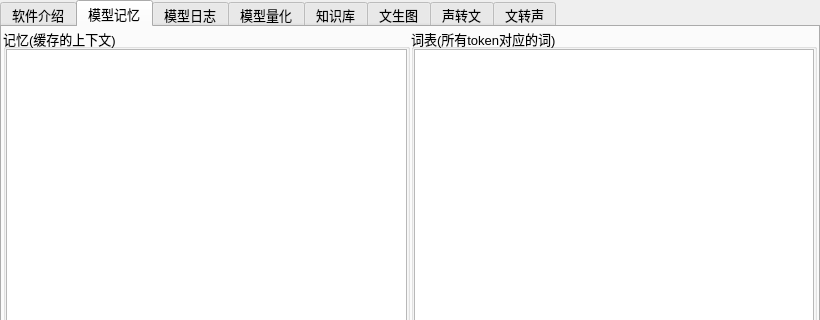
The window that expend.ui (ylsdamxssjxxdd/eva) describes before a commit, drawn with Qt 5; both pictures show x 0 to 820 and y 0 to 320 of the 820 by 650 pixel window.
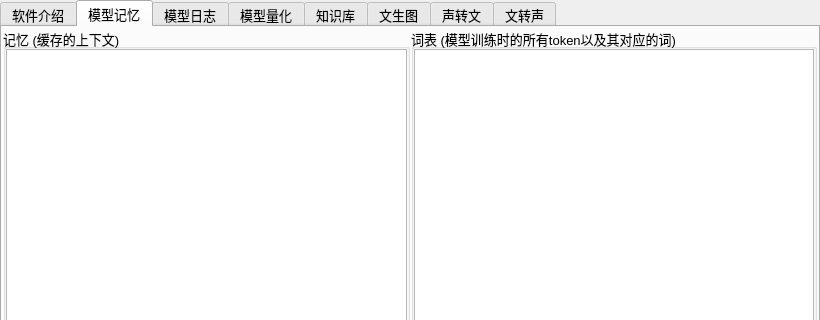
The same window after the commit. Custom widgets are drawn as their Qt base class.

Patch:
```diff
--- a/expend.ui
+++ b/expend.ui
@@ -96,7 +96,7 @@
        <item>
         <widget class="QGroupBox" name="brain_groupBox">
          <property name="title">
-          <string>记忆(缓存的上下文)</string>
+          <string>记忆 (缓存的上下文)</string>
          </property>
          <layout class="QVBoxLayout" name="verticalLayout_3">
           <property name="spacing">
@@ -123,7 +123,7 @@
        <item>
         <widget class="QGroupBox" name="vocab_groupBox">
          <property name="title">
-          <string>词表(所有token对应的词)</string>
+          <string>词表 (模型训练时的所有token以及其对应的词)</string>
          </property>
          <layout class="QVBoxLayout" name="verticalLayout_2">
           <property name="spacing">
```
